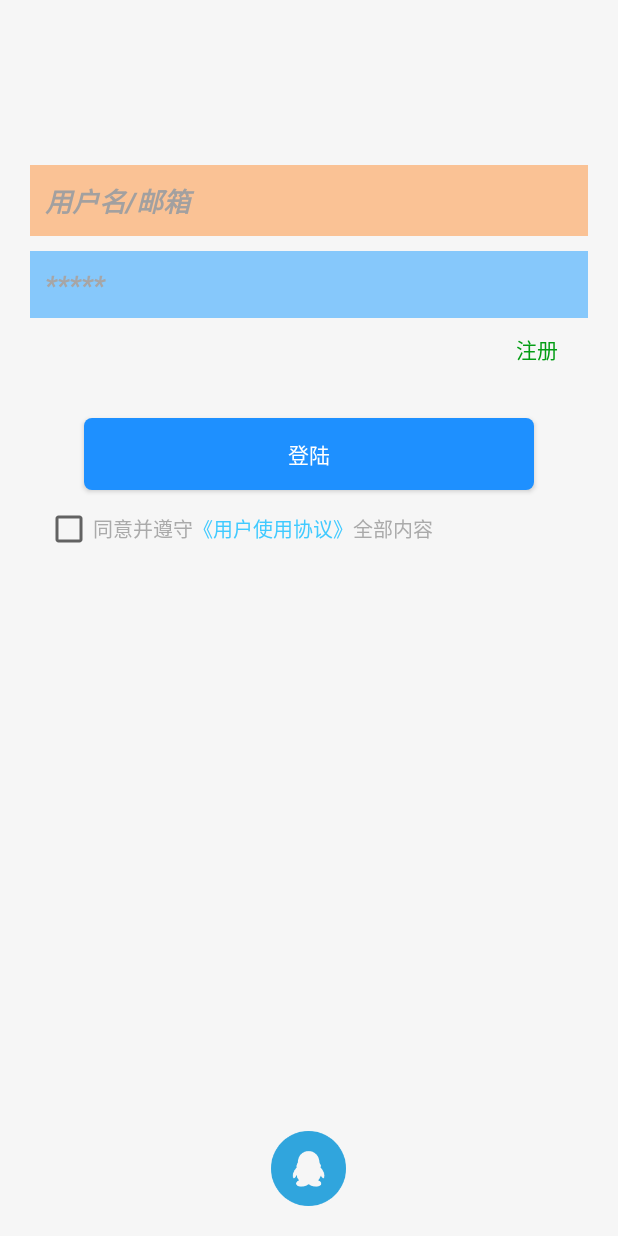
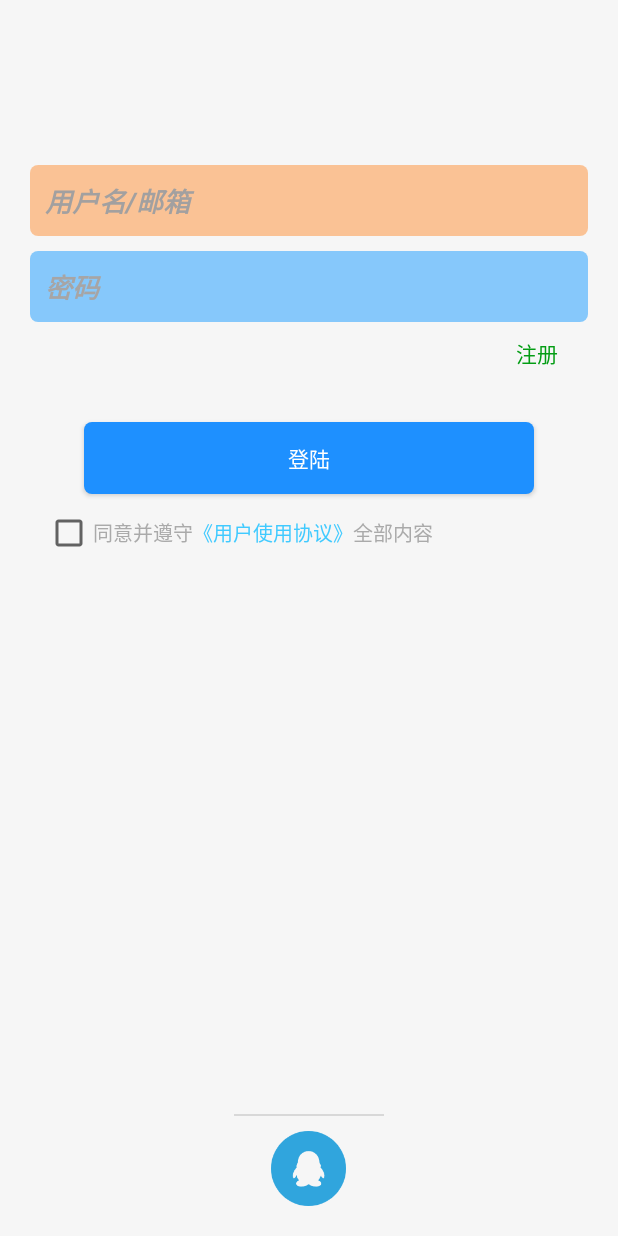
Before and after one commit to 0x7A7A6572/DiaryS, an Android app: the screen it shows after launch (LoginActivity), after a tap on an icon or button, on a phone screen of 412 x 824 dp. Run offline under Robolectric (Android 15) with nearby library versions, the phone set to English and light mode, and no system bars; libraries missing offline, so code that uses them is left out: com.tencent.connect, com.tencent.tauth; 1 statement that could not run was skipped.

Commit message:
用户登录界面

```diff
--- a/app/src/main/java/com/noform/diaryofsuccess/LoginActivity.java
+++ b/app/src/main/java/com/noform/diaryofsuccess/LoginActivity.java
@@ -21,6 +21,8 @@ import org.json.JSONObject;
 import android.content.res.AssetManager;
 import java.io.IOException;
 import java.io.InputStream;
+import android.widget.EditText;
+import android.graphics.drawable.GradientDrawable;
 
 public class LoginActivity extends AppCompatActivity {
     Context CONTEXT;
@@ -82,6 +84,14 @@ public class LoginActivity extends AppCompatActivity {
     }
 
     private void inti() {
+        EditText et_name = findViewById(R.id.et_username);
+        EditText et_psw = findViewById(R.id.et_password);
+        //初始化布局
+        GradientDrawable nameShape = (GradientDrawable)et_name.getBackground();
+        GradientDrawable pswShape = (GradientDrawable)et_psw.getBackground();
+        nameShape.setColor(0x88FF9643);
+        pswShape.setColor(0x7E1399FF);
+
        final TextView userAgreement = findViewById(R.id.UserAgreement);
         userAgreement_dialog = new NFDialog(
                 this,
@@ -99,7 +109,7 @@ public class LoginActivity extends AppCompatActivity {
 
     }
 
-    public void closeAgreementDialog(){
+    public void closeAgreementDialog(View v){
         userAgreement_dialog.dismiss();
     }
 
--- a/app/src/main/java/com/noform/diaryofsuccess/MainActivity.java
+++ b/app/src/main/java/com/noform/diaryofsuccess/MainActivity.java
@@ -69,6 +69,7 @@ import java.util.List;
 import java.util.Random;
 
 import static android.provider.UserDictionary.Words.APP_ID;
+import androidx.appcompat.widget.Toolbar;
 
 public class MainActivity extends AppCompatActivity {
     private static final int REQUEST_CODE_IMAGE = 0x7A7A ;
@@ -115,6 +116,8 @@ public class MainActivity extends AppCompatActivity {
        // startActivity(new Intent(MainActivity.this, StartActivity.class));
         super.onCreate(savedInstanceState);
         setContentView(R.layout.activity_main);
+        Toolbar toolbar=(Toolbar)findViewById(R.id.toolbar);
+		setSupportActionBar(toolbar);
         CONTEXT = this.getApplicationContext();
         textViewOfClickItemCount = findViewById(R.id.textViewOfclickItemCount);
         mViewPager = findViewById(R.id.activityViewPager);
--- a/app/src/main/res/layout/activity_login.xml
+++ b/app/src/main/res/layout/activity_login.xml
@@ -14,14 +14,14 @@
 		android:layout_width="match_parent"
 		android:layout_height="wrap_content"
 		android:layout_marginTop="10dp"
-		android:background="#88FF9643"
 		android:hint="用户名/邮箱"
 		android:lines="1"
 		android:padding="10dp"
 		android:textColor="#ffffffff"
 		android:textColorHint="#A2A0A0"
 		android:textColorLink="#FFF2FFFC"
-		android:textStyle="bold|italic|normal" />
+		android:textStyle="bold|italic|normal"
+		android:background="@drawable/shape_rand"/>
 
 	<EditText
 		android:id="@+id/et_password"
@@ -29,14 +29,14 @@
 		android:layout_height="wrap_content"
 		android:layout_below="@id/et_username"
 		android:layout_marginTop="10dp"
-		android:background="#7E1399FF"
-		android:hint="*****"
+		android:hint="密码"
 		android:inputType="textPassword"
 		android:lines="1"
 		android:padding="10dp"
 		android:textColor="@color/black"
 		android:textColorHint="#A7A5A5"
-		android:textStyle="bold|italic|normal" />
+		android:textStyle="bold|italic|normal"
+		android:background="@drawable/shape_rand"/>
 
 	<LinearLayout
 		android:id="@+id/ly_1"
@@ -57,7 +57,7 @@
 			android:paddingRight="10dp"
 			android:text="注册"
 			android:textColor="#FF039D14"
-			android:textSize="14sp" />
+			android:textSize="14sp"/>
 
 	</LinearLayout>
 
@@ -87,7 +87,8 @@
 		android:layout_width="wrap_content"
 		android:layout_height="wrap_content"
 		android:layout_below="@id/btn_login"
-		android:layout_margin="10dp">
+		android:layout_margin="10dp"
+		android:id="@+id/activityloginLinearLayout1">
 
 		<CheckBox
 			android:layout_width="wrap_content"
@@ -103,7 +104,7 @@
 			android:gravity="center_vertical"
 			android:text="《用户使用协议》"
 			android:textColor="#FF40CAFF"
-			android:textSize="13sp" />
+			android:textSize="13sp"/>
 
 		<TextView
 			android:layout_width="wrap_content"
@@ -115,4 +116,23 @@
 
 	</LinearLayout>
 
+	<LinearLayout
+		android:orientation="horizontal"
+		android:layout_width="wrap_content"
+		android:layout_height="wrap_content"
+		android:layout_below="@id/activityloginLinearLayout1"
+		android:layout_centerHorizontal="true"
+		android:layout_above="@id/im_qq"
+		android:gravity="bottom"
+		android:layout_marginBottom="10dp"
+		android:clipChildren="false"
+		android:clipToPadding="false">
+
+		<View
+			android:background="?android:attr/dividerVertical"
+			android:layout_width="100dp"
+			android:layout_height="1dp"/>
+
+	</LinearLayout>
+
 </RelativeLayout>
--- a/app/src/main/res/layout/activity_main.xml
+++ b/app/src/main/res/layout/activity_main.xml
@@ -6,7 +6,18 @@
 	android:layout_width="match_parent"
 	android:layout_height="match_parent"
 	android:orientation="vertical">
+    <com.google.android.material.appbar.AppBarLayout
+        android:layout_width="match_parent"
+        android:layout_height="wrap_content"
+        android:theme="@style/ThemeOverlay.AppCompat.Dark.ActionBar">
 
+        <androidx.appcompat.widget.Toolbar
+            android:id="@+id/toolbar"
+            android:layout_width="match_parent"
+            android:layout_height="?attr/actionBarSize"
+            app:popupTheme="@style/ThemeOverlay.AppCompat.Light"/>
+
+	</com.google.android.material.appbar.AppBarLayout>
 
 	<RelativeLayout
         android:id="@+id/mainView"
```
